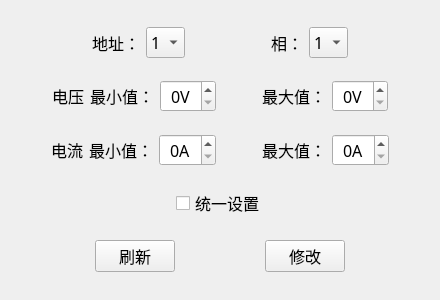
Before: the Qt Designer form IDC_TestSystem/eload/eload_input/in_set/in_setthresholdwid.ui in ChinaClever/IDC_TestSystem, drawn with Qt 5.
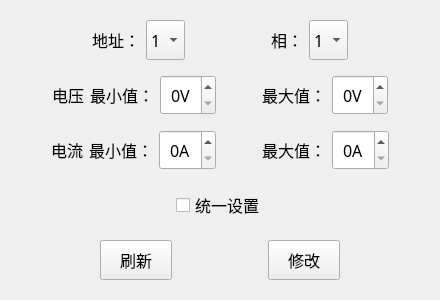
After: the same form once the commit is applied.

The edit to the form file:
```diff
--- a/IDC_TestSystem/eload/eload_input/in_set/in_setthresholdwid.ui
+++ b/IDC_TestSystem/eload/eload_input/in_set/in_setthresholdwid.ui
@@ -44,6 +44,33 @@
      </item>
      <item>
       <widget class="QComboBox" name="addrBox">
+       <property name="sizePolicy">
+        <sizepolicy hsizetype="Maximum" vsizetype="Fixed">
+         <horstretch>0</horstretch>
+         <verstretch>0</verstretch>
+        </sizepolicy>
+       </property>
+       <property name="minimumSize">
+        <size>
+         <width>0</width>
+         <height>40</height>
+        </size>
+       </property>
+       <property name="maximumSize">
+        <size>
+         <width>72</width>
+         <height>16777215</height>
+        </size>
+       </property>
+       <property name="font">
+        <font>
+         <family>微软雅黑</family>
+         <pointsize>12</pointsize>
+        </font>
+       </property>
+       <property name="styleSheet">
+        <string notr="true"/>
+       </property>
        <item>
         <property name="text">
          <string>1</string>
@@ -83,6 +110,33 @@
      </item>
      <item>
       <widget class="QComboBox" name="lineBox">
+       <property name="sizePolicy">
+        <sizepolicy hsizetype="Maximum" vsizetype="Fixed">
+         <horstretch>0</horstretch>
+         <verstretch>0</verstretch>
+        </sizepolicy>
+       </property>
+       <property name="minimumSize">
+        <size>
+         <width>0</width>
+         <height>40</height>
+        </size>
+       </property>
+       <property name="maximumSize">
+        <size>
+         <width>72</width>
+         <height>16777215</height>
+        </size>
+       </property>
+       <property name="font">
+        <font>
+         <family>微软雅黑</family>
+         <pointsize>12</pointsize>
+        </font>
+       </property>
+       <property name="styleSheet">
+        <string notr="true"/>
+       </property>
        <item>
         <property name="text">
          <string>1</string>
@@ -171,6 +225,24 @@
      </item>
      <item>
       <widget class="QSpinBox" name="volMinBox">
+       <property name="sizePolicy">
+        <sizepolicy hsizetype="Maximum" vsizetype="Fixed">
+         <horstretch>0</horstretch>
+         <verstretch>0</verstretch>
+        </sizepolicy>
+       </property>
+       <property name="minimumSize">
+        <size>
+         <width>0</width>
+         <height>40</height>
+        </size>
+       </property>
+       <property name="maximumSize">
+        <size>
+         <width>72</width>
+         <height>16777215</height>
+        </size>
+       </property>
        <property name="alignment">
         <set>Qt::AlignCenter</set>
        </property>
@@ -204,6 +276,24 @@
      </item>
      <item>
       <widget class="QSpinBox" name="volMaxBox">
+       <property name="sizePolicy">
+        <sizepolicy hsizetype="Maximum" vsizetype="Fixed">
+         <horstretch>0</horstretch>
+         <verstretch>0</verstretch>
+        </sizepolicy>
+       </property>
+       <property name="minimumSize">
+        <size>
+         <width>0</width>
+         <height>40</height>
+        </size>
+       </property>
+       <property name="maximumSize">
+        <size>
+         <width>72</width>
+         <height>16777215</height>
+        </size>
+       </property>
        <property name="alignment">
         <set>Qt::AlignCenter</set>
        </property>
@@ -258,6 +348,24 @@
      </item>
      <item>
       <widget class="QSpinBox" name="curMinBox">
+       <property name="sizePolicy">
+        <sizepolicy hsizetype="Maximum" vsizetype="Fixed">
+         <horstretch>0</horstretch>
+         <verstretch>0</verstretch>
+        </sizepolicy>
+       </property>
+       <property name="minimumSize">
+        <size>
+         <width>0</width>
+         <height>40</height>
+        </size>
+       </property>
+       <property name="maximumSize">
+        <size>
+         <width>72</width>
+         <height>16777215</height>
+        </size>
+       </property>
        <property name="alignment">
         <set>Qt::AlignCenter</set>
        </property>
@@ -291,6 +399,24 @@
      </item>
      <item>
       <widget class="QSpinBox" name="curMaxBox">
+       <property name="sizePolicy">
+        <sizepolicy hsizetype="Maximum" vsizetype="Fixed">
+         <horstretch>0</horstretch>
+         <verstretch>0</verstretch>
+        </sizepolicy>
+       </property>
+       <property name="minimumSize">
+        <size>
+         <width>0</width>
+         <height>40</height>
+        </size>
+       </property>
+       <property name="maximumSize">
+        <size>
+         <width>72</width>
+         <height>16777215</height>
+        </size>
+       </property>
        <property name="alignment">
         <set>Qt::AlignCenter</set>
        </property>
@@ -331,6 +457,24 @@
      </item>
      <item>
       <widget class="QCheckBox" name="checkBox">
+       <property name="sizePolicy">
+        <sizepolicy hsizetype="Maximum" vsizetype="Fixed">
+         <horstretch>0</horstretch>
+         <verstretch>0</verstretch>
+        </sizepolicy>
+       </property>
+       <property name="minimumSize">
+        <size>
+         <width>0</width>
+         <height>40</height>
+        </size>
+       </property>
+       <property name="maximumSize">
+        <size>
+         <width>92</width>
+         <height>16777215</height>
+        </size>
+       </property>
        <property name="text">
         <string>统一设置</string>
        </property>
@@ -368,6 +512,24 @@
      </item>
      <item>
       <widget class="QPushButton" name="updateBtn">
+       <property name="sizePolicy">
+        <sizepolicy hsizetype="Maximum" vsizetype="Fixed">
+         <horstretch>0</horstretch>
+         <verstretch>0</verstretch>
+        </sizepolicy>
+       </property>
+       <property name="minimumSize">
+        <size>
+         <width>0</width>
+         <height>40</height>
+        </size>
+       </property>
+       <property name="maximumSize">
+        <size>
+         <width>72</width>
+         <height>16777215</height>
+        </size>
+       </property>
        <property name="text">
         <string>刷新</string>
        </property>
@@ -388,6 +550,24 @@
      </item>
      <item>
       <widget class="QPushButton" name="setBtn">
+       <property name="sizePolicy">
+        <sizepolicy hsizetype="Maximum" vsizetype="Fixed">
+         <horstretch>0</horstretch>
+         <verstretch>0</verstretch>
+        </sizepolicy>
+       </property>
+       <property name="minimumSize">
+        <size>
+         <width>0</width>
+         <height>40</height>
+        </size>
+       </property>
+       <property name="maximumSize">
+        <size>
+         <width>72</width>
+         <height>16777215</height>
+        </size>
+       </property>
        <property name="text">
         <string>修改</string>
        </property>
```
